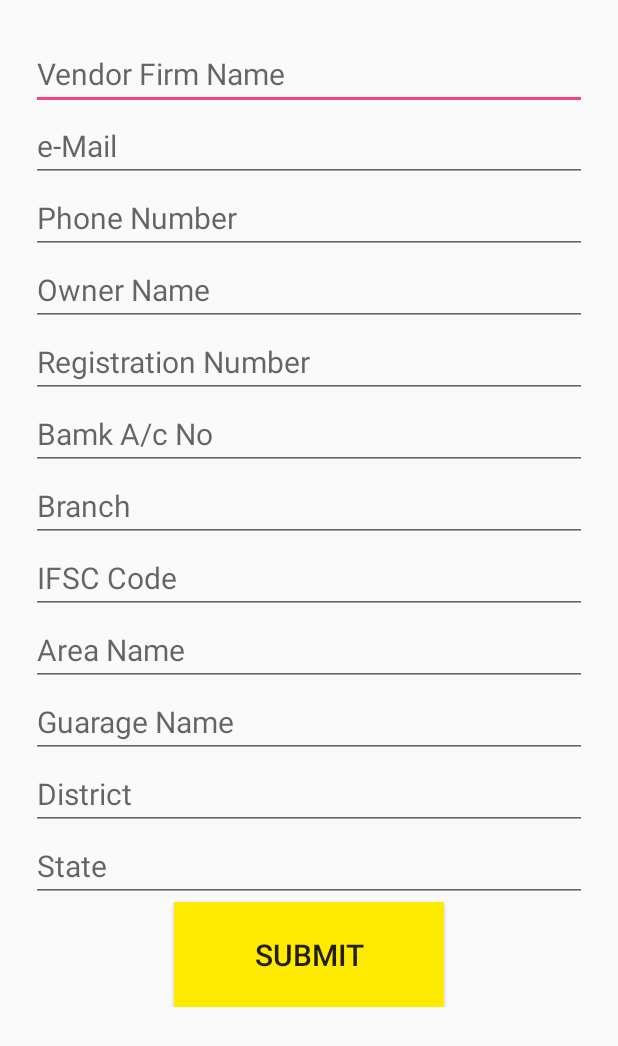
After one commit to shankarpilli/OurTour, an Android app: the layout fragment_vendor_registration.xml on its own in the app's theme, with its tools: preview values and no code run, on a phone screen of 412 x 824 dp. The commit adds this screen. Shown: the top 1046 px of the screen. Run offline under Robolectric (Android 15) with nearby library versions, the phone set to English and light mode, and no system bars.

Commit message:
added registration files

```diff
--- a/app/build.gradle
+++ b/app/build.gradle
@@ -25,5 +25,6 @@ dependencies {
         exclude group: 'com.android.support', module: 'support-annotations'
     })
     compile 'com.android.support:appcompat-v7:24.2.1'
+    compile 'com.android.support:support-v4:24.2.1'
     testCompile 'junit:junit:4.12'
 }
--- /dev/null
+++ b/app/src/main/res/layout/fragment_vendor_registration.xml
@@ -0,0 +1,109 @@
+<LinearLayout xmlns:android="http://schemas.android.com/apk/res/android"
+    xmlns:tools="http://schemas.android.com/tools"
+    android:layout_width="match_parent"
+    android:layout_height="match_parent"
+    android:layout_margin="@dimen/fifteen_dp"
+    tools:context="com.httpversatilemobitech.ourtour.VendorRegistration">
+
+    <RelativeLayout
+        android:paddingRight="@dimen/five_dp"
+        android:paddingLeft="@dimen/five_dp"
+        android:layout_marginBottom="@dimen/three_dp"
+        android:layout_width="match_parent"
+        android:layout_height="wrap_content"
+        android:orientation="vertical">
+        <EditText
+            android:id="@+id/et_vendor"
+            android:textSize="@dimen/twenty_sp"
+            android:layout_width="match_parent"
+            android:layout_height="wrap_content"
+            android:layout_marginTop="@dimen/ten_dp"
+            android:hint="@string/vendor_firm"/>
+        <EditText
+            android:id="@+id/et_email"
+            android:textSize="@dimen/twenty_sp"
+            android:layout_width="match_parent"
+            android:hint="@string/email"
+            android:layout_below="@id/et_vendor"
+            android:layout_height="wrap_content" />
+        <EditText
+            android:id="@+id/et_phone_number"
+            android:layout_width="match_parent"
+            android:textSize="@dimen/twenty_sp"
+            android:hint="@string/phone_number"
+            android:layout_below="@id/et_email"
+            android:layout_height="wrap_content" />
+        <EditText
+            android:id="@+id/et_owner"
+            android:layout_width="match_parent"
+            android:textSize="@dimen/twenty_sp"
+            android:hint="@string/owner_name"
+            android:layout_below="@id/et_phone_number"
+            android:layout_height="wrap_content" />
+        <EditText
+            android:id="@+id/et_registration_number"
+            android:hint="@string/registration_Number"
+            android:textSize="@dimen/twenty_sp"
+            android:layout_width="match_parent"
+            android:layout_below="@id/et_owner"
+            android:layout_height="wrap_content" />
+        <EditText
+            android:id="@+id/et_bank_acc"
+            android:hint="@string/bank_acc_no"
+            android:textSize="@dimen/twenty_sp"
+            android:layout_below="@id/et_registration_number"
+            android:layout_width="match_parent"
+            android:layout_height="wrap_content" />
+        <EditText
+            android:id="@+id/et_branch"
+            android:hint="@string/branch"
+            android:textSize="@dimen/twenty_sp"
+            android:layout_below="@id/et_bank_acc"
+            android:layout_width="match_parent"
+            android:layout_height="wrap_content" />
+        <EditText
+            android:id="@+id/et_ifsc"
+            android:hint="@string/ifsc_code"
+            android:textSize="@dimen/twenty_sp"
+            android:layout_below="@id/et_branch"
+            android:layout_width="match_parent"
+            android:layout_height="wrap_content" />
+        <EditText
+            android:id="@+id/et_area_name"
+            android:hint="@string/area_name"
+            android:textSize="@dimen/twenty_sp"
+            android:layout_below="@id/et_ifsc"
+            android:layout_width="match_parent"
+            android:layout_height="wrap_content" />
+        <EditText
+            android:id="@+id/et_guarage"
+            android:hint="@string/guarage_name"
+            android:textSize="@dimen/twenty_sp"
+            android:layout_below="@id/et_area_name"
+            android:layout_width="match_parent"
+            android:layout_height="wrap_content" />
+        <EditText
+            android:id="@+id/et_district"
+            android:hint="@string/district"
+            android:layout_below="@id/et_guarage"
+            android:textSize="@dimen/twenty_sp"
+            android:layout_width="match_parent"
+            android:layout_height="wrap_content" />
+        <EditText
+            android:id="@+id/et_state"
+            android:hint="@string/state"
+            android:textSize="@dimen/twenty_sp"
+            android:layout_below="@id/et_district"
+            android:layout_width="match_parent"
+            android:layout_height="wrap_content" />
+        <Button
+            android:id="@+id/et_submit"
+            android:text="@string/submit"
+            android:textSize="@dimen/twenty_sp"
+            android:background="@color/yello"
+            android:layout_centerHorizontal="true"
+            android:layout_below="@id/et_state"
+            android:layout_width="180dp"
+            android:layout_height="70dp" />
+    </RelativeLayout>
+</LinearLayout>
--- a/app/src/main/res/values/colors.xml
+++ b/app/src/main/res/values/colors.xml
@@ -3,4 +3,5 @@
     <color name="colorPrimary">#3F51B5</color>
     <color name="colorPrimaryDark">#303F9F</color>
     <color name="colorAccent">#FF4081</color>
+    <color name="yello">#FFea01</color>
 </resources>
--- a/app/src/main/res/values/dimens.xml
+++ b/app/src/main/res/values/dimens.xml
@@ -1,5 +1,12 @@
 <resources>
     <!-- Default screen margins, per the Android Design guidelines. -->
-    <dimen name="activity_horizontal_margin">16dp</dimen>
-    <dimen name="activity_vertical_margin">16dp</dimen>
+    <dimen name="sixteen_dp">15dp</dimen>
+    <dimen name="ten_dp">10dp</dimen>
+    <dimen name="ten_sp">10sp</dimen>
+    <dimen name="fifteen_sp">15sp</dimen>
+    <dimen name="twenty_sp">20sp</dimen>
+    <dimen name="fifteen_dp">15dp</dimen>
+    <dimen name="five_dp">5dp</dimen>
+    <dimen name="three_dp">3dp</dimen>
+
 </resources>
--- a/app/src/main/res/values/strings.xml
+++ b/app/src/main/res/values/strings.xml
@@ -1,3 +1,34 @@
 <resources>
     <string name="app_name">OurTour</string>
+
+    <!-- TODO: Remove or change this placeholder text -->
+    <string name="hello_blank_fragment">Hello blank fragment</string>
+    <string name="vendor_firm">Vendor Firm Name</string>
+    <string name="email">e-Mail</string>
+    <string name="phone_number">Phone Number</string>
+    <string name="owner_name">Owner Name</string>
+    <string name="registration_Number">Registration Number</string>
+    <string name="bank_name">Bank Name</string>
+    <string name="bank_acc_no">Bamk A/c No</string>
+    <string name="branch">Branch</string>
+    <string name="ifsc_code">IFSC Code</string>
+    <string name="area_name">Area Name</string>
+    <string name="guarage_name">Guarage Name</string>
+    <string name="district">District</string>
+    <string name="state">State</string>
+    <string name="submit">Submit</string>
+    <string name="vehicle_make">Vehicle Make</string>
+    <string name="vehicle_model">Vehicle Model</string>
+    <string name="seaters">Seaters</string>
+    <string name="vehicle_reg_number">Vehicle Register Number</string>
+    <string name="reg_date">Reg Date</string>
+    <string name="exp_date">Exp Date</string>
+    <string name="permit_number">Permit Number</string>
+    <string name="fitness_number">Fitness Number</string>
+    <string name="insurence_number">Insurence Number</string>
+    <string name="pollution_number">Pollution Number</string>
+
+
+
+
 </resources>
```
Also changed, not shown: app/src/main/res/layout/fragment_vehicle_registration.xml (added, +75 -0 lines).
